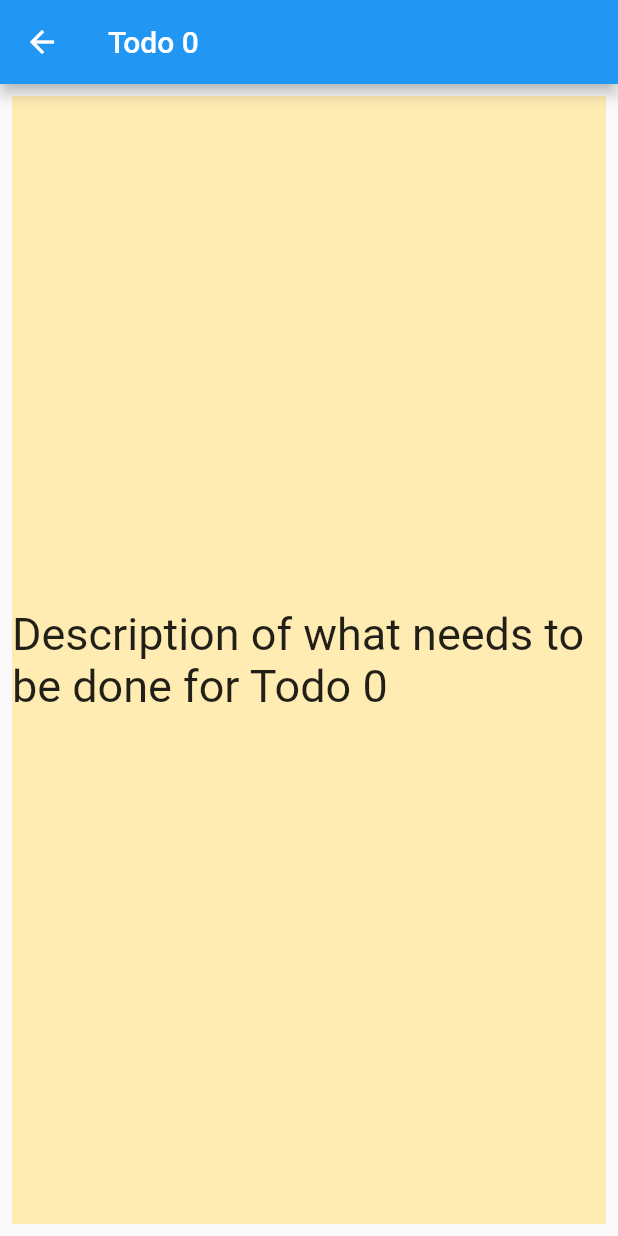
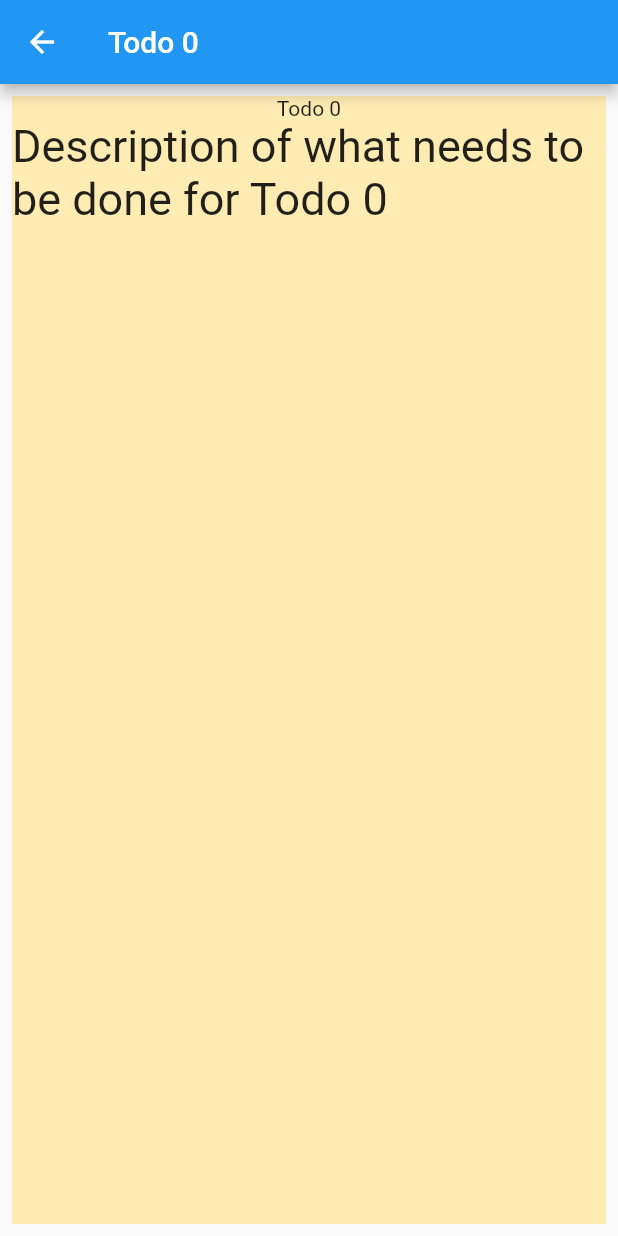
Before and after one commit to basjavabas/todo_app, a Flutter app: the screen it shows after launch, after a tap on an icon or button, on a phone screen of 412 x 824 dp. Run offline on Flutter 3.47's test engine with Material 2 defaults, Android fonts, the phone set to English and light mode, and no system bars.

Commit message:
version 1 update

```diff
--- a/lib/main.dart
+++ b/lib/main.dart
@@ -12,7 +12,7 @@ class MyApp extends StatelessWidget {
   @override
   Widget build(BuildContext context) {
     return MaterialApp(
-      title: 'Todo App',
+      title: 'Todo App Version 1',
       theme: ThemeData(
         primarySwatch: Colors.blue,
       ),
--- /dev/null
+++ b/lib/test.dart
@@ -0,0 +1 @@
+// this is my test file
--- a/lib/todo_details_screen.dart
+++ b/lib/todo_details_screen.dart
@@ -15,9 +15,14 @@ class TodoDetailsScreen extends StatelessWidget {
         child: Container(
           color: Colors.amber[100],
           child: Center(
-              child: Text(
-            mytodo.description,
-            style: TextStyle(fontSize: 30),
+              child: Column(
+            children: [
+              Text(mytodo.title),
+              Text(
+                mytodo.description,
+                style: TextStyle(fontSize: 30),
+              ),
+            ],
           )),
         ),
       ),
```
